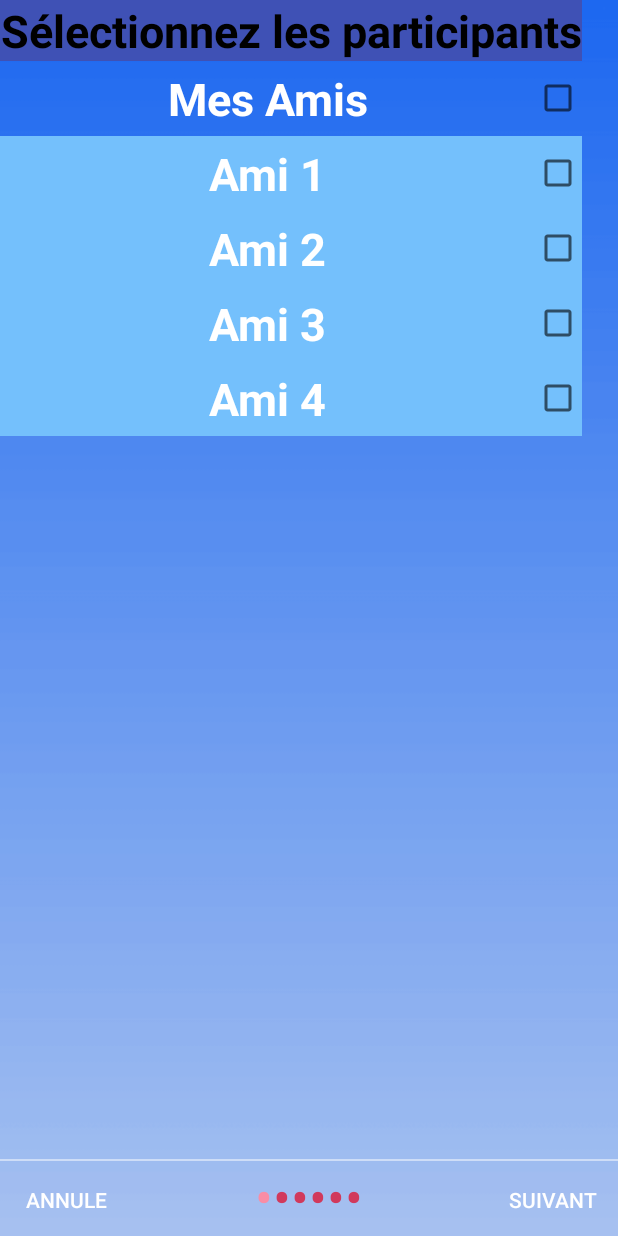
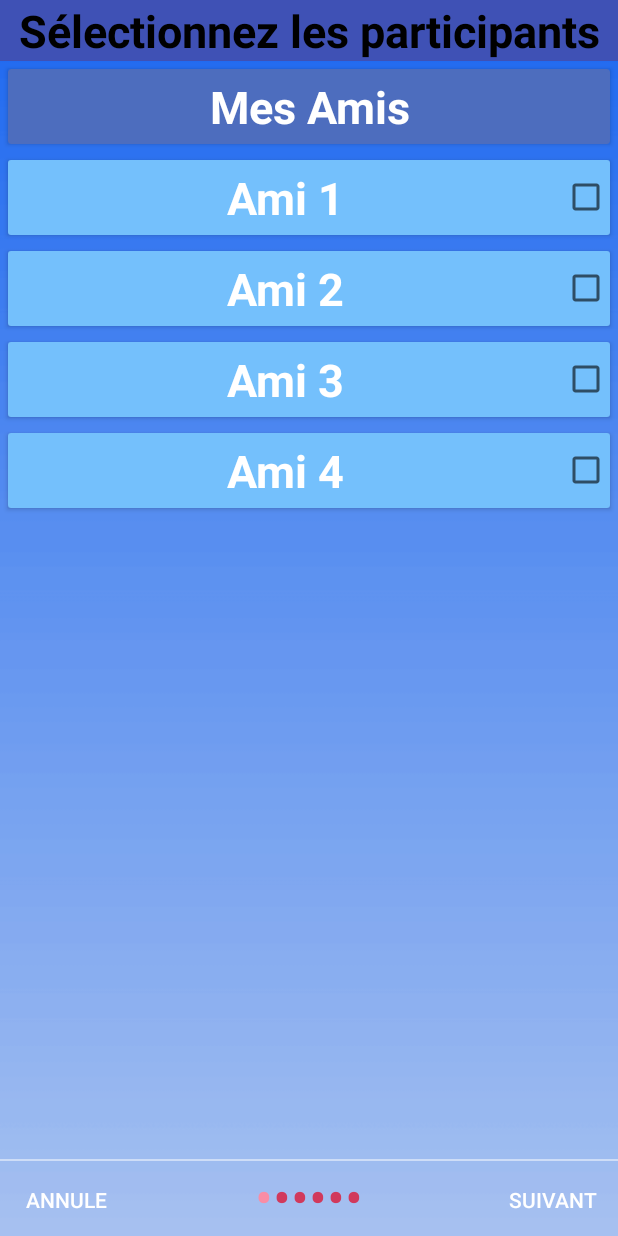
Before and after one commit to Hyedryn/minipoll, an Android app: the CreationAgreementActivity screen opened directly, with no data from a screen before it, on a phone screen of 412 x 824 dp. Run offline under Robolectric (Android 15) with nearby library versions, the phone set to English and light mode, and no system bars.

Commit message:
chose friends

```diff
--- a/app/src/main/res/layout/creation_agreement_friends_list.xml
+++ b/app/src/main/res/layout/creation_agreement_friends_list.xml
@@ -4,10 +4,11 @@
     xmlns:tools="http://schemas.android.com/tools"
     android:layout_width="match_parent"
     android:layout_height="match_parent"
-    android:background="@drawable/minimalbackground">
+    android:background="@drawable/minimalbackground"
+    android:gravity="center_horizontal">
 
     <LinearLayout
-        android:layout_width="wrap_content"
+        android:layout_width="match_parent"
         android:layout_height="wrap_content"
         android:layout_alignParentStart="true"
         android:layout_alignParentTop="true"
@@ -23,6 +24,14 @@
             android:textColor="@android:color/black"
             android:textSize="@dimen/slide_title"
             android:textStyle="bold" />
+
+        <android.support.v7.widget.CardView
+            android:layout_width="match_parent"
+            android:layout_height="match_parent"
+            android:layout_margin="5dp"
+            app:cardBackgroundColor="#4d6dbe"
+            app:cardCornerRadius="2dp"
+            app:cardElevation="2dp">
 
             <LinearLayout
                 android:layout_width="match_parent"
@@ -40,19 +49,22 @@
                     android:textSize="@dimen/slide_title"
                     android:textStyle="bold" />
 
-            <CheckBox
-                android:id="@+id/checkBox2"
-                android:layout_width="wrap_content"
+            </LinearLayout>
+        </android.support.v7.widget.CardView>
+
+        <android.support.v7.widget.CardView
+            android:layout_width="match_parent"
             android:layout_height="match_parent"
-                android:gravity="right|center_vertical" />
-
-        </LinearLayout>
+            android:layout_margin="5dp"
+            app:cardBackgroundColor="#4d6dbe"
+            app:cardCornerRadius="2dp"
+            app:cardElevation="2dp">
 
             <LinearLayout
                 android:layout_width="match_parent"
                 android:layout_height="wrap_content"
-            android:orientation="horizontal"
-            android:background="@color/dot_light_screen6">
+                android:background="@color/dot_light_screen6"
+                android:orientation="horizontal">
 
                 <TextView
                     android:id="@+id/tView"
@@ -72,11 +84,21 @@
 
             </LinearLayout>
 
+        </android.support.v7.widget.CardView>
+
+        <android.support.v7.widget.CardView
+            android:layout_width="match_parent"
+            android:layout_height="match_parent"
+            android:layout_margin="5dp"
+            app:cardBackgroundColor="#4d6dbe"
+            app:cardCornerRadius="2dp"
+            app:cardElevation="2dp">
+
             <LinearLayout
                 android:layout_width="match_parent"
                 android:layout_height="wrap_content"
-            android:orientation="horizontal"
-            android:background="@color/dot_light_screen6">
+                android:background="@color/dot_light_screen6"
+                android:orientation="horizontal">
 
                 <TextView
                     android:id="@+id/texiew"
@@ -96,11 +118,21 @@
 
             </LinearLayout>
 
+        </android.support.v7.widget.CardView>
+
+        <android.support.v7.widget.CardView
+            android:layout_width="match_parent"
+            android:layout_height="match_parent"
+            android:layout_margin="5dp"
+            app:cardBackgroundColor="#4d6dbe"
+            app:cardCornerRadius="2dp"
+            app:cardElevation="2dp">
+
             <LinearLayout
                 android:layout_width="match_parent"
                 android:layout_height="wrap_content"
-            android:orientation="horizontal"
-            android:background="@color/dot_light_screen6">
+                android:background="@color/dot_light_screen6"
+                android:orientation="horizontal">
 
                 <TextView
                     android:id="@+id/textoView"
@@ -120,11 +152,21 @@
 
             </LinearLayout>
 
+        </android.support.v7.widget.CardView>
+
+        <android.support.v7.widget.CardView
+            android:layout_width="match_parent"
+            android:layout_height="match_parent"
+            android:layout_margin="5dp"
+            app:cardBackgroundColor="#4d6dbe"
+            app:cardCornerRadius="2dp"
+            app:cardElevation="2dp">
+
             <LinearLayout
                 android:layout_width="match_parent"
                 android:layout_height="wrap_content"
-            android:orientation="horizontal"
-            android:background="@color/dot_light_screen6">
+                android:background="@color/dot_light_screen6"
+                android:orientation="horizontal">
 
                 <TextView
                     android:id="@+id/tetView"
@@ -144,6 +186,8 @@
 
             </LinearLayout>
 
+        </android.support.v7.widget.CardView>
+
     </LinearLayout>
 
 </RelativeLayout>
--- a/app/src/main/res/layout/creation_agreement_preview.xml
+++ b/app/src/main/res/layout/creation_agreement_preview.xml
@@ -78,7 +78,7 @@
 
                 <ImageButton
                     android:id="@+id/imageButton4"
-                    android:layout_width="55dp"
+                    android:layout_width="wrap_content"
                     android:layout_height="match_parent"
                     android:layout_weight="1"
                     app:srcCompat="@android:drawable/radiobutton_off_background" />
@@ -113,7 +113,7 @@
 
                 <ImageButton
                     android:id="@+id/imageButton6"
-                    android:layout_width="55dp"
+                    android:layout_width="wrap_content"
                     android:layout_height="match_parent"
                     android:layout_weight="1"
                     app:srcCompat="@android:drawable/radiobutton_off_background" />
@@ -148,7 +148,7 @@
 
                 <ImageButton
                     android:id="@+id/imageButton7"
-                    android:layout_width="55dp"
+                    android:layout_width="wrap_content"
                     android:layout_height="match_parent"
                     android:layout_weight="1"
                     app:srcCompat="@android:drawable/radiobutton_off_background" />
@@ -211,7 +211,7 @@
 
                 <ImageButton
                     android:id="@+id/imageButton9"
-                    android:layout_width="55dp"
+                    android:layout_width="wrap_content"
                     android:layout_height="match_parent"
                     android:layout_weight="1"
                     app:srcCompat="@android:drawable/radiobutton_off_background" />
@@ -246,7 +246,7 @@
 
                 <ImageButton
                     android:id="@+id/imageButton12"
-                    android:layout_width="55dp"
+                    android:layout_width="wrap_content"
                     android:layout_height="match_parent"
                     android:layout_weight="1"
                     app:srcCompat="@android:drawable/radiobutton_off_background" />
@@ -281,7 +281,7 @@
 
                 <ImageButton
                     android:id="@+id/imageButton13"
-                    android:layout_width="55dp"
+                    android:layout_width="wrap_content"
                     android:layout_height="match_parent"
                     android:layout_weight="1"
                     app:srcCompat="@android:drawable/radiobutton_off_background" />
```
Also changed, not shown: app/src/main/res/layout/creation_agreement_edit_order.xml (+5 -5 lines). Lines whose indentation alone changed are shown as unchanged.
